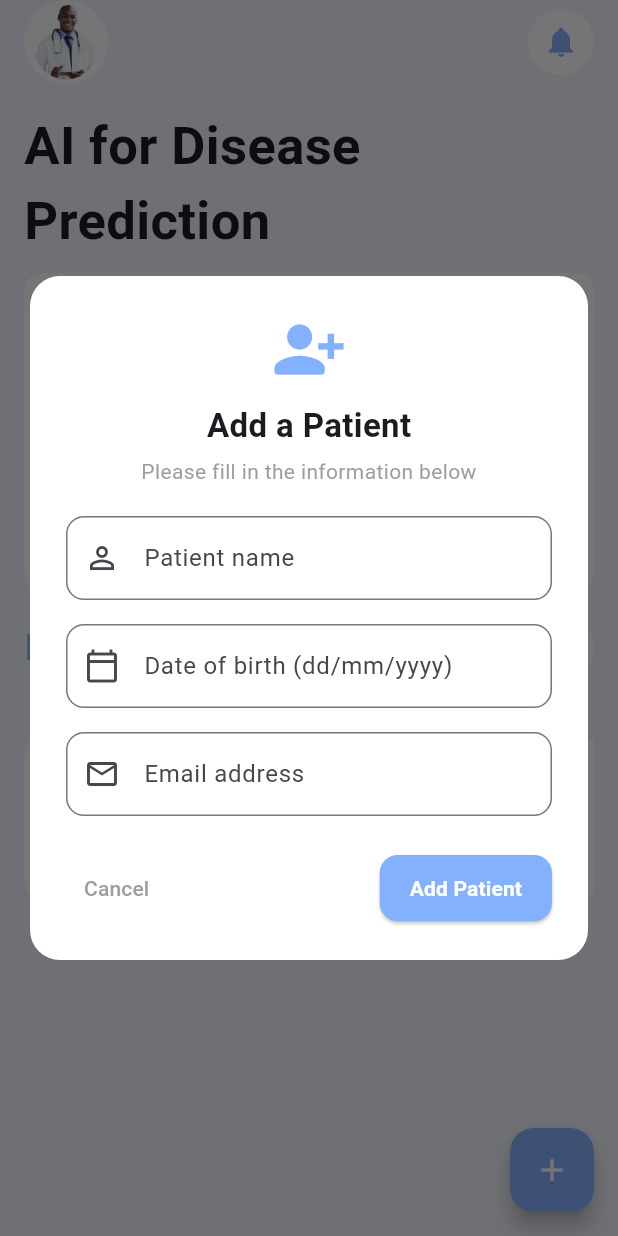
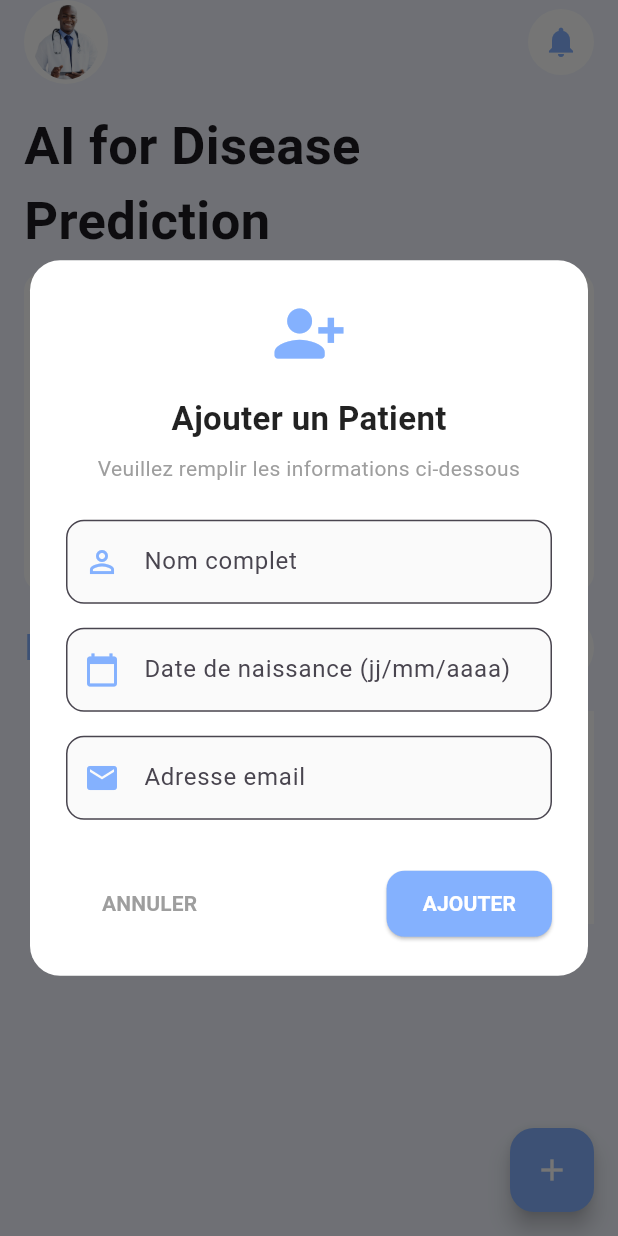
Before and after one commit to kteken10/flutter_health_app, a Flutter app: the FirstScreen screen opened directly, after a tap on the "add" icon, on a phone screen of 412 x 824 dp. Run offline on Flutter 3.47's test engine with Material 3 defaults, Android fonts, the phone set to English and light mode, and no system bars; our stand-ins replace audioplayers, fl_chart, flutter_svg, font_awesome_flutter, intl_phone_number_input, shared_preferences; missing offline and left inert: bottom_bar, mailer; accounts and stored records are empty.

Commit message:
update all

```diff
--- a/lib/screens/home.dart
+++ b/lib/screens/home.dart
@@ -9,7 +9,6 @@
   const FirstScreen({super.key});
 
   @override
-  // ignore: library_private_types_in_public_api
   _FirstScreenState createState() => _FirstScreenState();
 }
 
@@ -17,6 +16,7 @@
   bool _isSearching = false;
   final TextEditingController _searchController = TextEditingController();
   List<Patient> filteredPatients = [];
+  final String doctorName = "Dr. Smith"; // Nom du docteur à passer à la modal
 
   @override
   void initState() {
@@ -50,14 +50,30 @@
             patients.add(newPatient);
             filteredPatients = patients;
           });
+
           ScaffoldMessenger.of(context).showSnackBar(
             SnackBar(
-              content: Text('Patient ${newPatient.name} ajouté avec succès'),
-              duration: const Duration(seconds: 2),
+              content: Row(
+                children: [
+                  const Icon(Icons.check_circle, color: Colors.white),
+                  const SizedBox(width: 8),
+                  Text('${newPatient.name} a été ajouté avec succès'),
+                ],
+              ),
+              duration: const Duration(seconds: 3),
               behavior: SnackBarBehavior.floating,
+              shape: RoundedRectangleBorder(
+                borderRadius: BorderRadius.circular(10),
+              ),
+              backgroundColor: const Color.fromARGB(255, 76, 175, 80),
+              padding: const EdgeInsets.symmetric(
+                horizontal: 16,
+                vertical: 14,
+              ),
             ),
           );
         },
+        doctorName: doctorName, // Passage du nom du docteur à la modal
       ),
     );
   }
@@ -195,7 +211,7 @@
                         child: PatientCard(
                           name: patient.name,
                           age: patient.age,
-                          status: patient.status, // Maintenant contient l'email
+                          status: patient.status,
                           imageUrl: patient.imageUrl,
                         ),
                       );
--- a/lib/ui/add_patient_modal.dart
+++ b/lib/ui/add_patient_modal.dart
@@ -1,10 +1,17 @@
 import 'package:flutter/material.dart';
 import '../model/patient.dart';
+import '../service/email_service.dart';
+
 
 class AddPatientModal extends StatefulWidget {
   final Function(Patient) onPatientAdded;
+  final String doctorName;
 
-  const AddPatientModal({super.key, required this.onPatientAdded});
+  const AddPatientModal({
+    super.key,
+    required this.onPatientAdded,
+    required this.doctorName,
+  });
 
   @override
   // ignore: library_private_types_in_public_api
@@ -16,9 +23,47 @@
   final TextEditingController _ageController = TextEditingController();
   final TextEditingController _emailController = TextEditingController();
   final _formKey = GlobalKey<FormState>();
+  bool _isLoading = false;
 
   bool _isValidEmail(String email) {
     return RegExp(r'^[\w-\.]+@([\w-]+\.)+[\w-]{2,4}$').hasMatch(email);
+  }
+
+  bool _isValidDate(String date) {
+    return RegExp(r'^\d{2}/\d{2}/\d{4}$').hasMatch(date);
+  }
+
+  Future<void> _sendWelcomeEmail(String email, String name) async {
+    try {
+      final emailService = EmailService(
+        smtpServer: 'smtp.gmail.com',
+        smtpUsername: 'votreemail@gmail.com',
+        smtpPassword: 'votremotdepasse',
+        senderEmail: 'no-reply@votreclinique.com',
+        senderName: 'Clinique Médicale AI',
+      );
+
+      await emailService.sendPatientWelcomeEmail(
+        recipientEmail: email,
+        patientName: name,
+        patientId: DateTime.now().millisecondsSinceEpoch.toString(),
+        doctorName: widget.doctorName,
+      );
+    } catch (e) {
+      // Ne pas propager l'erreur pour ne pas bloquer l'ajout du patient
+      debugPrint('Erreur d\'envoi d\'email: $e');
+    }
+  }
+
+  InputDecoration _inputDecoration(String label, IconData icon) {
+    return InputDecoration(
+      labelText: label,
+      border: OutlineInputBorder(borderRadius: BorderRadius.circular(12)),
+      prefixIcon: Icon(icon, color: const Color.fromARGB(255, 132, 177, 254)),
+      filled: true,
+      fillColor: Colors.grey[50],
+      contentPadding: const EdgeInsets.symmetric(vertical: 16, horizontal: 16),
+    );
   }
 
   @override
@@ -34,108 +79,148 @@
           child: Column(
             mainAxisSize: MainAxisSize.min,
             children: [
-              const Icon(Icons.person_add_alt_1_rounded, size: 50, color: Color.fromARGB(255, 132, 177, 254)),
-              const SizedBox(height: 10),
+              const Icon(Icons.person_add_alt_1_rounded,
+                size: 50,
+                color: Color.fromARGB(255, 132, 177, 254)),
+              const SizedBox(height: 16),
               const Text(
-                "Add a Patient",
-                style: TextStyle(fontSize: 22, fontWeight: FontWeight.bold),
+                "Ajouter un Patient",
+                style: TextStyle(
+                  fontSize: 22,
+                  fontWeight: FontWeight.bold,
+                  color: Colors.black87,
                 ),
-              const SizedBox(height: 5),
+              ),
+              const SizedBox(height: 8),
               const Text(
-                "Please fill in the information below",
+                "Veuillez remplir les informations ci-dessous",
                 style: TextStyle(fontSize: 14, color: Colors.grey),
                 textAlign: TextAlign.center,
               ),
-              const SizedBox(height: 20),
+              const SizedBox(height: 24),
 
-              // Name Field
+              // Nom du patient
               TextFormField(
                 controller: _nameController,
-                decoration: InputDecoration(
-                  labelText: "Patient name",
-                  border: OutlineInputBorder(borderRadius: BorderRadius.circular(12)),
-                  prefixIcon: const Icon(Icons.person_outline),
-                ),
+                decoration: _inputDecoration("Nom complet", Icons.person_outline),
                 validator: (value) {
                   if (value == null || value.isEmpty) {
-                    return 'Please enter patient name';
+                    return 'Veuillez entrer le nom du patient';
                   }
                   return null;
                 },
               ),
               const SizedBox(height: 16),
 
-              // Date of Birth Field
+              // Date de naissance
               TextFormField(
                 controller: _ageController,
-                decoration: InputDecoration(
-                  labelText: "Date of birth (dd/mm/yyyy)",
-                  border: OutlineInputBorder(borderRadius: BorderRadius.circular(12)),
-                  prefixIcon: const Icon(Icons.calendar_today_outlined),
-                ),
+                decoration: _inputDecoration("Date de naissance (jj/mm/aaaa)", Icons.calendar_today),
                 keyboardType: TextInputType.datetime,
                 validator: (value) {
                   if (value == null || value.isEmpty) {
-                    return 'Please enter date of birth';
+                    return 'Veuillez entrer la date de naissance';
+                  }
+                  if (!_isValidDate(value)) {
+                    return 'Format invalide (jj/mm/aaaa)';
                   }
                   return null;
                 },
               ),
               const SizedBox(height: 16),
 
-              // Email Field
+              // Email
               TextFormField(
                 controller: _emailController,
-                decoration: InputDecoration(
-                  labelText: "Email address",
-                  border: OutlineInputBorder(borderRadius: BorderRadius.circular(12)),
-                  prefixIcon: const Icon(Icons.email_outlined),
-                ),
+                decoration: _inputDecoration("Adresse email", Icons.email),
                 keyboardType: TextInputType.emailAddress,
                 validator: (value) {
                   if (value == null || value.isEmpty) {
-                    return 'Please enter email address';
+                    return 'Veuillez entrer une adresse email';
                   }
                   if (!_isValidEmail(value)) {
-                    return 'Please enter a valid email';
+                    return 'Adresse email invalide';
                   }
                   return null;
                 },
               ),
-              const SizedBox(height: 24),
+              const SizedBox(height: 32),
 
-              // Action Buttons
+              // Boutons
               Row(
                 mainAxisAlignment: MainAxisAlignment.spaceBetween,
                 children: [
                   TextButton(
-                    onPressed: () => Navigator.of(context).pop(),
+                    onPressed: _isLoading ? null : () => Navigator.of(context).pop(),
+                    style: TextButton.styleFrom(
+                      padding: const EdgeInsets.symmetric(horizontal: 24, vertical: 12),
+                    ),
                     child: const Text(
-                      "Cancel",
-                      style: TextStyle(color: Colors.grey),
+                      "ANNULER",
+                      style: TextStyle(
+                        color: Colors.grey,
+                        fontWeight: FontWeight.bold,
+                      ),
                     ),
                   ),
                   ElevatedButton(
                     style: ElevatedButton.styleFrom(
                       backgroundColor: const Color.fromARGB(255, 132, 177, 254),
-                      padding: const EdgeInsets.symmetric(horizontal: 20, vertical: 12),
-                      shape: RoundedRectangleBorder(borderRadius: BorderRadius.circular(12)),
+                      padding: const EdgeInsets.symmetric(horizontal: 24, vertical: 12),
+                      shape: RoundedRectangleBorder(
+                        borderRadius: BorderRadius.circular(12)),
                     ),
-                    onPressed: () {
+                    onPressed: _isLoading
+                        ? null
+                        : () async {
                             if (_formKey.currentState!.validate()) {
+                              setState(() => _isLoading = true);
+
+                              try {
                                 final newPatient = Patient(
                                   name: _nameController.text.trim(),
                                   age: _ageController.text.trim(),
-                          status: _emailController.text.trim(), // Stocke l'email
+                                  status: _emailController.text.trim(),
                                   imageUrl: 'assets/default-patient.png',
                                 );
+
+                                // Envoyer l'email de bienvenue
+                                await _sendWelcomeEmail(
+                                  _emailController.text.trim(),
+                                  _nameController.text.trim(),
+                                );
+
                                 widget.onPatientAdded(newPatient);
                                 Navigator.of(context).pop();
+                              } catch (e) {
+                                ScaffoldMessenger.of(context).showSnackBar(
+                                  SnackBar(
+                                    content: Text('Erreur: ${e.toString()}'),
+                                    backgroundColor: Colors.red,
+                                  ),
+                                );
+                              } finally {
+                                if (mounted) {
+                                  setState(() => _isLoading = false);
+                                }
+                              }
                             }
                           },
-                    child: const Text(
-                      "Add Patient",
-                      style: TextStyle(fontWeight: FontWeight.bold, color: Colors.white),
+                    child: _isLoading
+                        ? const SizedBox(
+                            width: 20,
+                            height: 20,
+                            child: CircularProgressIndicator(
+                              color: Colors.white,
+                              strokeWidth: 2,
+                            ),
+                          )
+                        : const Text(
+                            "AJOUTER",
+                            style: TextStyle(
+                              fontWeight: FontWeight.bold,
+                              color: Colors.white,
+                            ),
                           ),
                   ),
                 ],
--- a/lib/ui/patient.dart
+++ b/lib/ui/patient.dart
@@ -1,10 +1,9 @@
-// lib/ui/PatientCard.dart
 import 'package:flutter/material.dart';
 
 class PatientCard extends StatelessWidget {
   final String name;
   final String age;
-  final String status;
+  final String status; // email
   final String imageUrl;
 
   const PatientCard({
@@ -17,39 +16,38 @@
 
   @override
   Widget build(BuildContext context) {
-    return SizedBox(
-      height: 120, // Hauteur de la carte
-      width: double.infinity,
-      child: Card(
+    return Card(
+      elevation: 0,
       color: Colors.white,
-        margin: const EdgeInsets.symmetric(vertical: 8.0), // Marge entre les cartes
       shape: RoundedRectangleBorder(
-          borderRadius: BorderRadius.circular(10.0), // Bordures arrondies
+        borderRadius: BorderRadius.circular(12),
       ),
-        elevation: 0, // Élévation pour un léger effet d'ombre
       child: Padding(
-          padding: const EdgeInsets.all(8.0), // Ajout d'une marge intérieure
+        padding: const EdgeInsets.all(12),
         child: Row(
           children: [
-              // Première colonne avec l'image dans un carré à fond orange
-              SizedBox(
-                width: 80, // Largeur du carré
-                height: 80, // Hauteur du carré
-                // color: Colors.orange, // Couleur de fond orange
-                child: Padding(
-                  padding: const EdgeInsets.all(5.0), // Marge intérieure pour réduire l'image
+            // Photo
+            Container(
+              width: 70,
+              height: 70,
+              decoration: BoxDecoration(
+                borderRadius: BorderRadius.circular(8),
+                color: Colors.grey[200],
+              ),
+              child: ClipRRect(
+                borderRadius: BorderRadius.circular(8),
                 child: Image.asset(
-                    imageUrl, // Utilisation de l'URL de l'image fournie
+                  imageUrl,
                   fit: BoxFit.cover,
                 ),
               ),
             ),
-              const SizedBox(width: 16), // Espacement entre les colonnes
-              // Deuxième colonne avec trois lignes de texte
+            const SizedBox(width: 16),
+
+            // Informations
             Expanded(
               child: Column(
                 crossAxisAlignment: CrossAxisAlignment.start,
-                  mainAxisAlignment: MainAxisAlignment.center,
                 children: [
                   Text(
                     name,
@@ -57,22 +55,34 @@
                       fontSize: 16,
                       fontWeight: FontWeight.bold,
                     ),
+                    maxLines: 1,
+                    overflow: TextOverflow.ellipsis,
                   ),
-                    const SizedBox(height: 8), // Espacement entre les lignes
+                  const SizedBox(height: 4),
                   Text(
-                      ' $age',
-                      style: const TextStyle(
+                    'Né(e) le $age',
+                    style: TextStyle(
                       fontSize: 14,
-                        color: Colors.grey,
+                      color: Colors.grey[600],
                     ),
                   ),
-                    const SizedBox(height: 8), // Espacement entre les lignes
-                    Text(
-                      ' $status',
-                      style: const TextStyle(
+                  const SizedBox(height: 4),
+                  Row(
+                    children: [
+                      Icon(Icons.email, size: 16, color: Colors.grey[600]),
+                      const SizedBox(width: 4),
+                      Expanded(
+                        child: Text(
+                          status,
+                          style: TextStyle(
                             fontSize: 14,
-                        color: Colors.grey,
+                            color: Colors.grey[600],
                           ),
+                          maxLines: 1,
+                          overflow: TextOverflow.ellipsis,
+                        ),
+                      ),
+                    ],
                   ),
                 ],
               ),
@@ -80,7 +90,6 @@
           ],
         ),
       ),
-      ),
     );
   }
 }
--- a/pubspec.yaml
+++ b/pubspec.yaml
@@ -21,6 +21,7 @@
   # The following adds the Cupertino Icons font to your application.
   # Use with the CupertinoIcons class for iOS style icons.
   cupertino_icons: ^1.0.6
+  mailer: ^6.4.1
 
 dev_dependencies:
   flutter_test:
```
Also changed, not shown: lib/navigation/bottom_nav.dart (+35 -10 lines), lib/service/email_service.dart (added, +140 -0 lines), pubspec.lock. Lines whose indentation alone changed are shown as unchanged.
